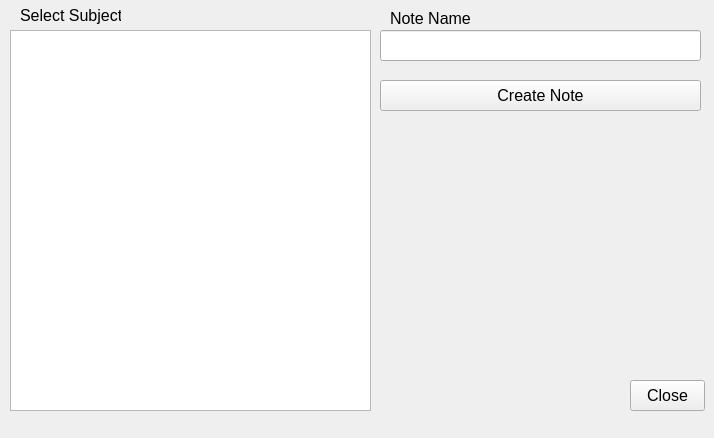
Before: the Qt Designer form newnote.ui in dkithmal/BinduProjectTeacher, drawn with Qt 5.
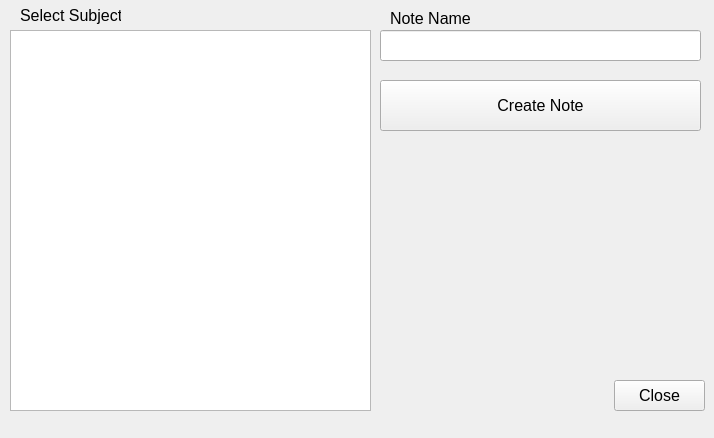
After: the same form once the commit is applied.

```diff
--- a/newnote.ui
+++ b/newnote.ui
@@ -70,7 +70,7 @@
      <x>380</x>
      <y>80</y>
      <width>321</width>
-     <height>31</height>
+     <height>51</height>
     </rect>
    </property>
    <property name="text">
@@ -80,9 +80,9 @@
   <widget class="QPushButton" name="pBClose">
    <property name="geometry">
     <rect>
-     <x>630</x>
+     <x>614</x>
      <y>380</y>
-     <width>75</width>
+     <width>91</width>
      <height>31</height>
     </rect>
    </property>
```
Left out of the diff: 2 changed lines with no effect on the pictures.
